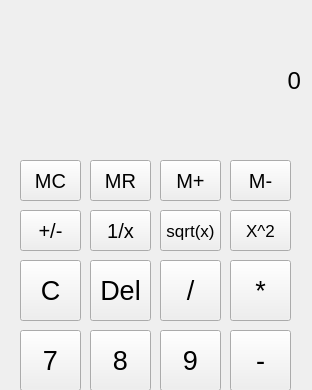
The window that lab1_calculator/mainwindow.ui (EndRiKeR/labQT) describes before a commit, drawn with Qt 5; both pictures show x 0 to 312 and y 0 to 390 of the 312 by 624 pixel window.
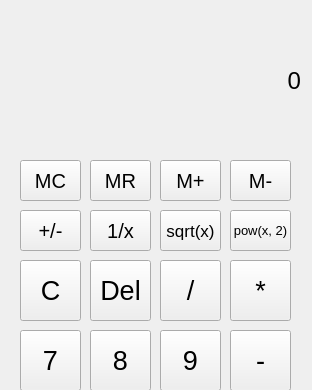
The same window after the commit.

Diff of the .ui file:
```diff
--- a/lab1_calculator/mainwindow.ui
+++ b/lab1_calculator/mainwindow.ui
@@ -432,11 +432,11 @@
     </property>
     <property name="font">
      <font>
-      <pointsize>13</pointsize>
+      <pointsize>10</pointsize>
      </font>
     </property>
     <property name="text">
-     <string>X^2</string>
+     <string>pow(x, 2)</string>
     </property>
    </widget>
   </widget>
```
